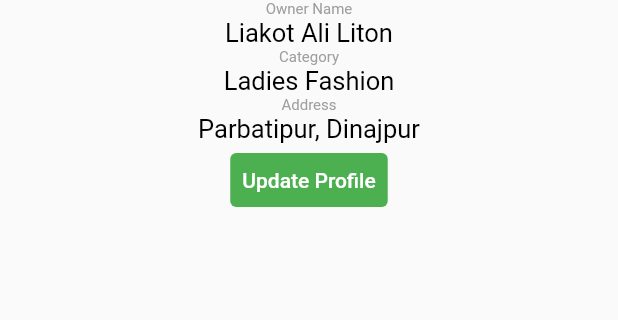
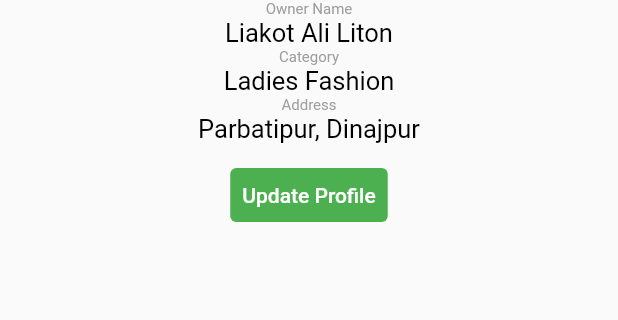
Before and after one commit to Liakot-ali/Flutter-Learn, a Flutter app: the ShopProfile screen opened directly, on a phone screen of 412 x 824 dp, the part 297-617 px from its top. Run offline on Flutter 3.47's test engine with Material 2 defaults, Android fonts, the phone set to English and light mode, and no system bars.

Commit message:
Adding extra padding between textview and button

```diff
--- a/lib/shop_profile.dart
+++ b/lib/shop_profile.dart
@@ -54,6 +54,7 @@ class _ShopProfileState extends State<ShopProfile> {
             _Text("Ladies Fashion", 17.0),
             _Text("Address", 10.0),
             _Text("Parbatipur, Dinajpur", 17.0),
+            SizedBox(height: 10,),
             TextButton(
               onPressed: () {
                 Navigator.push(context, MaterialPageRoute(builder: (BuildContext context){
```
